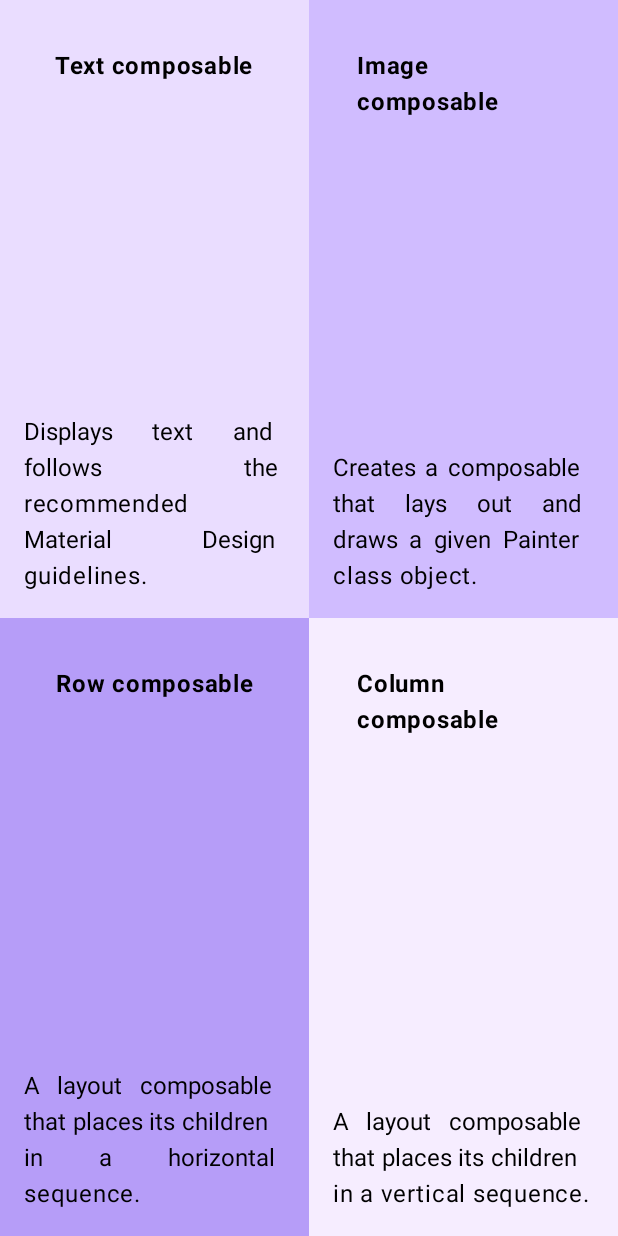
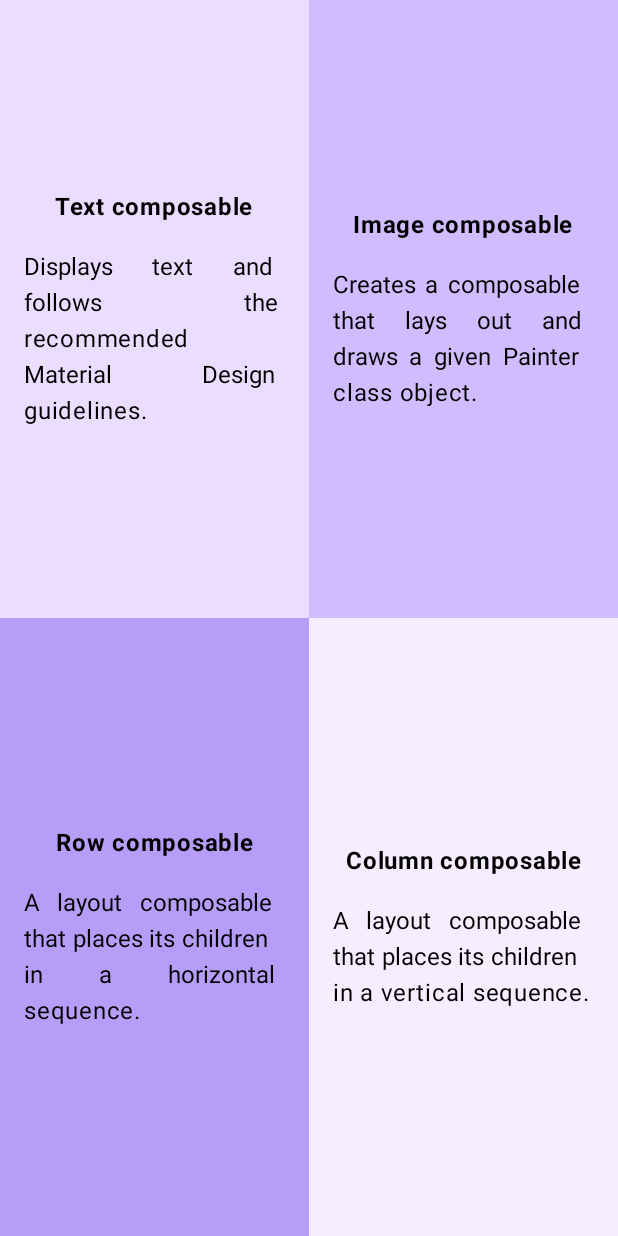
Before and after one commit to criticalstrike18/AndroidStudioProjects, an Android app built with Jetpack Compose: the screen it shows after launch (MainActivity), on a phone screen of 412 x 824 dp. Run offline under Robolectric (Android 15) with nearby library versions, the light colour scheme and no system bars.

Commit message:
quadrantcomposeapp

```diff
--- a/quadrantcompose/app/src/main/java/com/example/quadrantcompose/MainActivity.kt
+++ b/quadrantcompose/app/src/main/java/com/example/quadrantcompose/MainActivity.kt
@@ -30,7 +30,9 @@ class MainActivity : ComponentActivity() {
         setContent {
             QuadrantcomposeTheme {
                 // A surface container using the 'background' color from the theme
-                Surface(modifier = Modifier.fillMaxSize(), color = MaterialTheme.colorScheme.background) {
+                Surface(modifier = Modifier.fillMaxSize(),
+                    color = MaterialTheme.colorScheme.background
+                ) {
                     QuadrantCompose()
                 }
             }
@@ -38,16 +40,58 @@ class MainActivity : ComponentActivity() {
     }
 }
 
+
 @Composable
-fun Quadrant(title: String,description: String, bgcolor: Color, modifier: Modifier = Modifier) {
-    Column(verticalArrangement = Arrangement.Center,
-        horizontalAlignment = Alignment.CenterHorizontally,
+fun QuadrantCompose() {
+    Column(Modifier.fillMaxWidth()) {
+        Row(Modifier.weight(1f)) {
+            Quadrant(
+                title = stringResource(id = R.string.title1),
+                description = stringResource(id = R.string.des1),
+                bgcolor = Color(0xFFEADDFF),
+                modifier = Modifier.weight(1f)
+            )
+            Quadrant(
+                title = stringResource(id = R.string.title2),
+                description = stringResource(id = R.string.description2) ,
+                bgcolor = Color(0xFFD0BCFF),
+                modifier = Modifier.weight(1f)
+            )
+        }
+        Row(Modifier.weight(1f)) {
+            Quadrant(
+                title = stringResource(id = R.string.title3),
+                description = stringResource(id = R.string.description3),
+                bgcolor = Color(0xFFB69DF8),
+                modifier = Modifier.weight(1f)
+            )
+            Quadrant(
+                title = stringResource(id = R.string.title4),
+                description = stringResource(id = R.string.description4),
+                bgcolor = Color(0xFFF6EDFF),
+                modifier = Modifier.weight(1f)
+            )
+        }
+    }
+}
+
+@Composable
+private fun Quadrant(
+    title: String,
+    description: String,
+    bgcolor: Color,
+    modifier: Modifier = Modifier
+) {
+    Column(
         modifier = modifier
+            .fillMaxSize()
             .background(bgcolor)
-            .padding(16.dp)
-            .fillMaxWidth()) {
+            .padding(16.dp),
+        verticalArrangement = Arrangement.Center,
+        horizontalAlignment = Alignment.CenterHorizontally
+    ) {
         Text(text = title,
-            modifier = modifier.padding(16.dp),
+            modifier = Modifier.padding(bottom = 16.dp),
             fontWeight = FontWeight.Bold,
             color = Color.Black
         )
@@ -57,28 +101,11 @@ fun Quadrant(title: String,description: String, bgcolor: Color, modifier: Modifi
         )
     }
 }
-@Composable
-fun QuadrantCompose() {
-    Column(modifier = Modifier.fillMaxWidth()) {
-        Row(modifier = Modifier.weight(1f)) {
-            Quadrant(title = stringResource(id = R.string.title1) , description = stringResource(
-                id = R.string.des1), bgcolor = Color(0xFFEADDFF), modifier = Modifier.weight(1f))
-            Quadrant(title = stringResource(id = R.string.title2), description = stringResource(
-                id = R.string.description2) , bgcolor = Color(0xFFD0BCFF), modifier = Modifier.weight(1f))
-        }
-        Row(modifier = Modifier.weight(1f)) {
-            Quadrant(title = stringResource(id = R.string.title3), description = stringResource(
-                id = R.string.description3), bgcolor = Color(0xFFB69DF8), modifier = Modifier.weight(1f))
-            Quadrant(title = stringResource(id = R.string.title4), description = stringResource(
-                id = R.string.description4), bgcolor = Color(0xFFF6EDFF), modifier = Modifier.weight(1f))
-        }
-    }
-}
 
 @Preview(showBackground = true)
 @Composable
 fun GreetingPreview() {
     QuadrantcomposeTheme {
-
+        QuadrantCompose()
     }
 }
```
